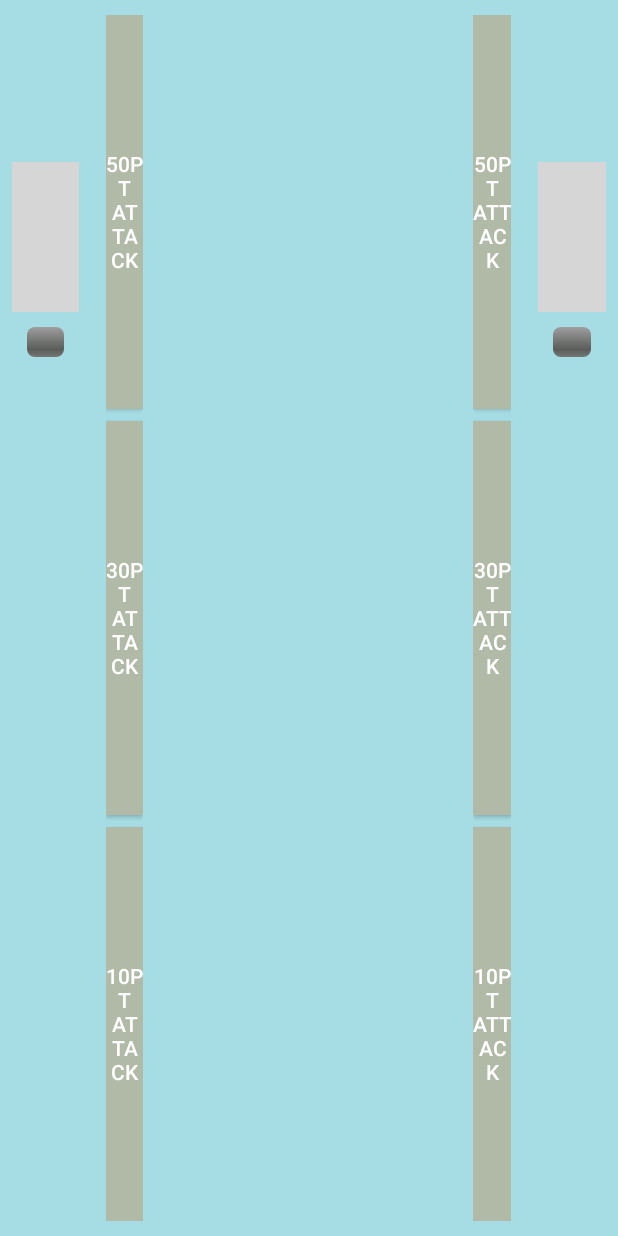
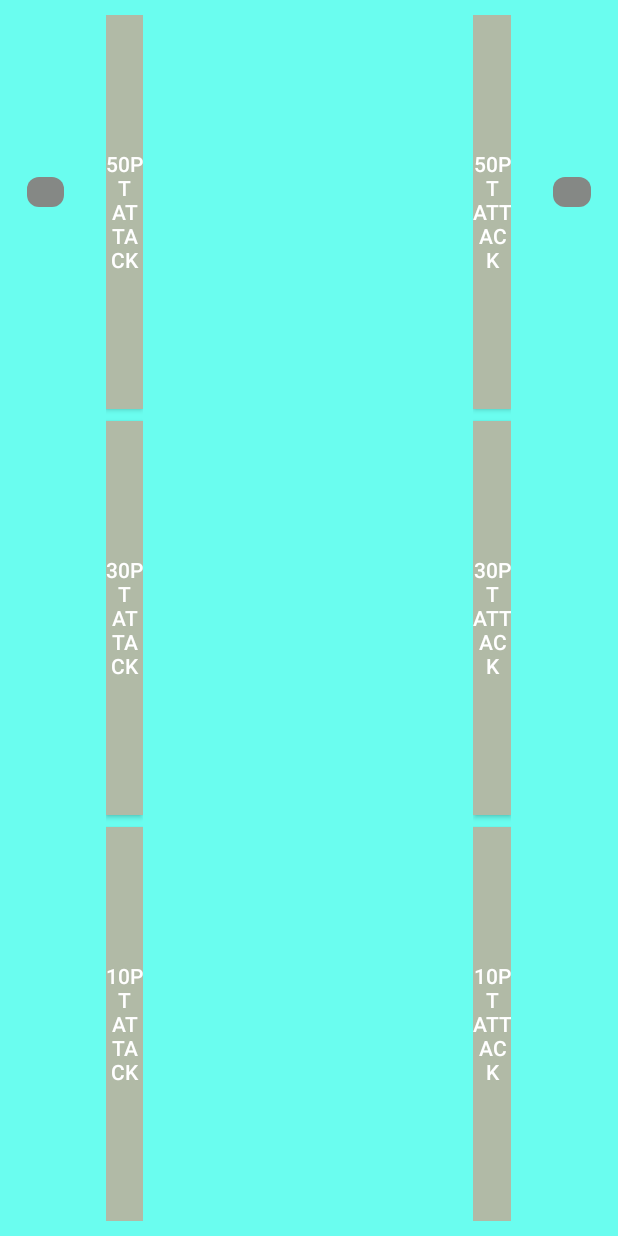
Before and after one commit to nadav1996700/WarGame_v1, an Android app: the layout activity_main.xml on its own in the app's theme, with its tools: preview values and no code run, on a phone screen of 412 x 824 dp. Run offline under Robolectric (Android 15) with nearby library versions, the phone set to English and light mode, and no system bars; grey boxes are pictures that could not be loaded.

Commit message:
update finish()

```diff
--- a/app/src/main/AndroidManifest.xml
+++ b/app/src/main/AndroidManifest.xml
@@ -9,10 +9,8 @@
         android:roundIcon="@mipmap/ic_launcher_round"
         android:supportsRtl="true"
         android:theme="@style/Theme.AppCompat.NoActionBar">
-        <activity android:name=".VictoryActivity"
-            android:screenOrientation="sensorLandscape">
-        </activity>
         <activity android:name=".MainActivity"
+            android:configChanges="orientation|keyboardHidden|screenSize"
             android:screenOrientation="sensorLandscape">
             <intent-filter>
                 <action android:name="android.intent.action.MAIN" />
--- /dev/null
+++ b/app/src/main/res/drawable/green_progress_bar.xml
@@ -0,0 +1,31 @@
+<?xml version="1.0" encoding="utf-8"?>
+<layer-list xmlns:android="http://schemas.android.com/apk/res/android">
+
+    <!-- Define the background properties like color etc -->
+    <item android:id="@android:id/background">
+        <shape>
+            <corners android:radius="8dp"/>
+            <gradient
+                android:startColor="#858885"
+                android:centerColor="#858885"
+                android:endColor="#858885"
+                android:angle="270"
+                />
+        </shape>
+    </item>
+
+    <!-- Define the progress properties like start color, end color etc -->
+    <item android:id="@android:id/progress">
+        <clip>
+            <shape>
+                <corners android:radius="8dp"/>
+                <gradient
+                    android:startColor="#6CFF1D"
+                    android:centerColor="#6CFF1D"
+                    android:endColor="#858885"
+                    android:angle="270"
+                    />
+            </shape>
+        </clip>
+    </item>
+</layer-list>
--- a/app/src/main/res/layout/activity_main.xml
+++ b/app/src/main/res/layout/activity_main.xml
@@ -5,7 +5,7 @@
     android:layout_width="match_parent"
     android:layout_height="match_parent"
     android:orientation="horizontal"
-    android:background="#A6DDE4"
+    android:background="#6AFDEF"
     tools:context=".MainActivity">
 
     <LinearLayout
@@ -15,20 +15,20 @@
         android:orientation="vertical"
         android:layout_margin="8dp">
 
-        <ImageView
-            android:id="@+id/main_IV_superman"
-            android:layout_width="match_parent"
-            android:layout_height="100dp"
-            android:layout_marginTop="100dp"
-            android:src="@drawable/superman"/>
-
         <ProgressBar
             android:id="@+id/main_PB_supermanPB"
             android:layout_width="match_parent"
             android:layout_height="wrap_content"
+            android:layout_marginTop="100dp"
             android:padding="10dp"
             style="@android:style/Widget.ProgressBar.Horizontal"
-            android:indeterminate="false"/>
+            android:indeterminate="false"
+            android:progressDrawable="@drawable/green_progress_bar"/>
+
+        <ImageView
+            android:id="@+id/main_IV_superman"
+            android:layout_width="match_parent"
+            android:layout_height="100dp" />
 
 
     </LinearLayout>
@@ -111,21 +111,21 @@
         android:orientation="vertical"
         android:layout_margin="8dp">
 
-        <ImageView
-            android:id="@+id/main_IV_ironman"
-            android:layout_width="match_parent"
-            android:layout_height="100dp"
-            android:layout_marginTop="100dp"
-            android:src="@drawable/iron"/>
-
         <ProgressBar
             android:id="@+id/main_PB_ironmanPB"
             android:layout_width="match_parent"
             android:layout_height="wrap_content"
+            android:layout_marginTop="100dp"
             android:padding="10dp"
             style="@android:style/Widget.ProgressBar.Horizontal"
             android:min="0"
-            android:indeterminate="false"/>
+            android:indeterminate="false"
+            android:progressDrawable="@drawable/green_progress_bar"/>
+
+        <ImageView
+            android:id="@+id/main_IV_ironman"
+            android:layout_width="match_parent"
+            android:layout_height="100dp" />
 
     </LinearLayout>
 
--- a/app/src/main/res/values/colors.xml
+++ b/app/src/main/res/values/colors.xml
@@ -3,4 +3,5 @@
     <color name="colorPrimary">#6200EE</color>
     <color name="colorPrimaryDark">#3700B3</color>
     <color name="colorAccent">#03DAC5</color>
+    <color name="colorGreen">#61FA02</color>
 </resources>
```
Also changed, not shown: app/src/main/java/com/example/wargame_v1/MainActivity.java (+45 -20 lines), app/src/main/java/com/example/wargame_v1/VictoryActivity.java (deleted, +0 -48 lines), app/src/main/res/drawable/red_progress_bar.xml (added, +31 -0 lines), app/src/main/res/drawable/rounded_button.xml (deleted, +0 -8 lines), app/src/main/res/layout/activity_victory.xml (deleted, +0 -35 lines).
